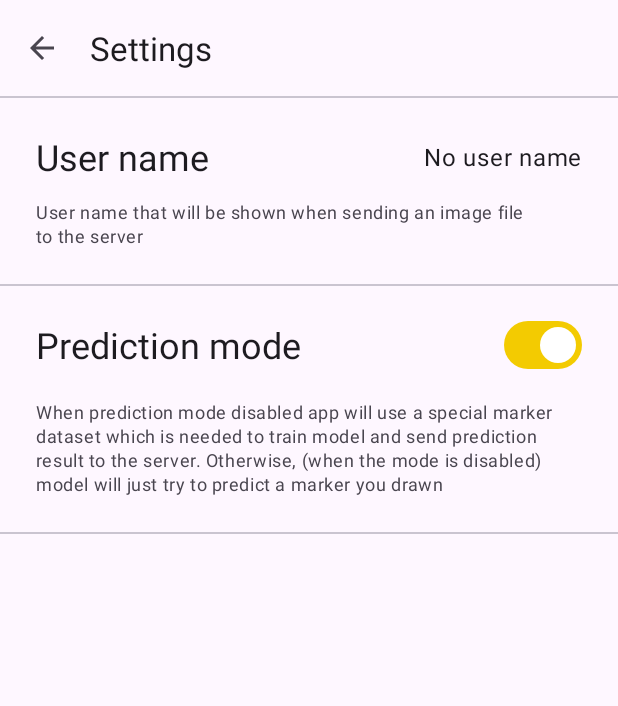
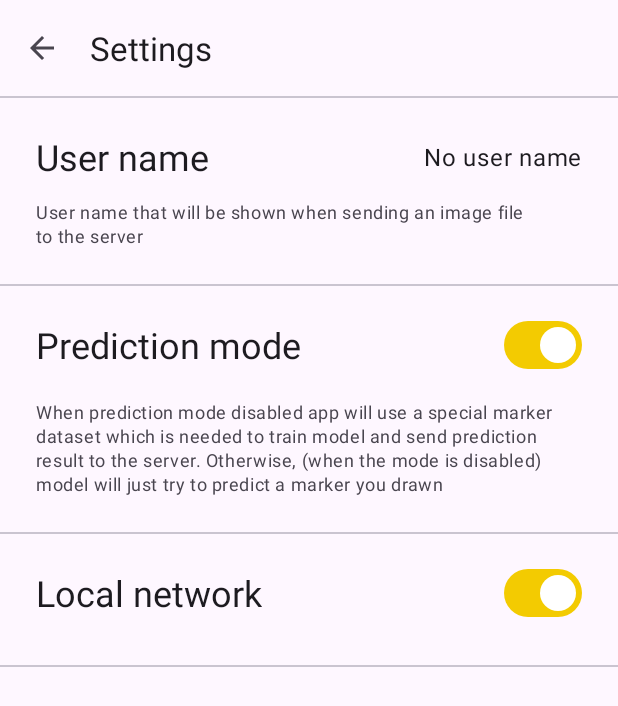
Before and after one commit to gmdvart/Marker-Recognition, an Android app: the SettingsScreenFragment screen opened through its navigation route, on a phone screen of 412 x 824 dp. Shown: the top 706 px of the screen. Run offline under Robolectric (Android 15) with nearby library versions, the phone set to English and light mode, and no system bars; pictures from the network do not load.

Commit message:
Added local network mode switch

```diff
--- a/app/src/main/java/com/example/buzidroidapplication/data/repository/AppSettingsRepository.kt
+++ b/app/src/main/java/com/example/buzidroidapplication/data/repository/AppSettingsRepository.kt
@@ -19,8 +19,9 @@ class AppSettingsRepository @Inject constructor(
         .map { preferences ->
             val predictionModeEnabled = preferences[PreferencesKeys.PREDICTION_MODE_ENABLED] ?: true
             val userName = preferences[PreferencesKeys.USER_NAME] ?: ""
+            val localNetworkEnabled = preferences[PreferencesKeys.LOCAL_NETWORK_ENABLED] ?: true
 
-            AppSettings(userName, predictionModeEnabled)
+            AppSettings(userName, predictionModeEnabled, localNetworkEnabled)
         }
 
     suspend fun updateUserName(userName: String) {
@@ -35,13 +36,21 @@ class AppSettingsRepository @Inject constructor(
         }
     }
 
+    suspend fun updateLocalNetworkMode(localNetworkEnabled: Boolean) {
+        dataStore.edit { preferences ->
+            preferences[PreferencesKeys.LOCAL_NETWORK_ENABLED] = localNetworkEnabled
+        }
+    }
+
     data class AppSettings(
         val userName: String,
-        val predictionModeEnabled: Boolean
+        val predictionModeEnabled: Boolean,
+        val localNetworkEnabled: Boolean
     )
 
     private object PreferencesKeys {
         val USER_NAME = stringPreferencesKey("user_name")
         val PREDICTION_MODE_ENABLED = booleanPreferencesKey("prediction_mode_enabled")
+        val LOCAL_NETWORK_ENABLED = booleanPreferencesKey("local_network_enable")
     }
 }
--- a/app/src/main/java/com/example/buzidroidapplication/domain/settings_feature/SettingsFeatureUseCases.kt
+++ b/app/src/main/java/com/example/buzidroidapplication/domain/settings_feature/SettingsFeatureUseCases.kt
@@ -2,11 +2,14 @@ package com.example.buzidroidapplication.domain.settings_feature
 
 import com.example.buzidroidapplication.domain.use_cases.settings.GetAppSettingsUseCase
 import com.example.buzidroidapplication.domain.use_cases.settings.SwitchAppModeUseCase
+import com.example.buzidroidapplication.domain.use_cases.settings.SwitchNetworkUseCase
 import com.example.buzidroidapplication.domain.use_cases.settings.WriteUserNameUseCase
+import com.example.buzidroidapplication.ui.settings_feature.Action
 import javax.inject.Inject
 
 data class SettingsFeatureUseCases @Inject constructor(
     val getAppSettings: GetAppSettingsUseCase,
     val switchAppMode: SwitchAppModeUseCase,
+    val switchNetworkMode: SwitchNetworkUseCase,
     val writeUserNameUseCase: WriteUserNameUseCase
 )
--- /dev/null
+++ b/app/src/main/java/com/example/buzidroidapplication/domain/use_cases/settings/SwitchNetworkUseCase.kt
@@ -0,0 +1,10 @@
+package com.example.buzidroidapplication.domain.use_cases.settings
+
+import com.example.buzidroidapplication.data.repository.AppSettingsRepository
+import javax.inject.Inject
+
+class SwitchNetworkUseCase @Inject constructor(
+    private val appSettingsRepository: AppSettingsRepository
+) {
+    suspend operator fun invoke(localNetworkEnabled: Boolean) = appSettingsRepository.updateLocalNetworkMode(localNetworkEnabled)
+}
--- a/app/src/main/java/com/example/buzidroidapplication/ui/recognize_feature/RecognizeFeatureViewModel.kt
+++ b/app/src/main/java/com/example/buzidroidapplication/ui/recognize_feature/RecognizeFeatureViewModel.kt
@@ -34,6 +34,7 @@ class RecognizeFeatureViewModel(
                     State.Ready(
                         !settings.predictionModeEnabled, // We can only send data when prediction mode is disabled
                         settings.userName,
+                        settings.localNetworkEnabled,
                         markerList,
                         randomMarker
                     )
@@ -130,7 +131,7 @@ class RecognizeFeatureViewModel(
                 recognizedMarker?.let {
                     recognizeFeatureUseCases
                         .sendData(
-                            url = MarkerHttpRoutes.GLOBAL_URL,
+                            url = if (readyState.isLocalNetworkModeEnabled) MarkerHttpRoutes.LOCAL_URL else MarkerHttpRoutes.GLOBAL_URL,
                             fileName = readyState.currentMarker.fileName,
                             userName = readyState.userName,
                             bitmap = readyState.recognition.bitmap,
--- a/app/src/main/java/com/example/buzidroidapplication/ui/recognize_feature/State.kt
+++ b/app/src/main/java/com/example/buzidroidapplication/ui/recognize_feature/State.kt
@@ -9,6 +9,7 @@ sealed interface State {
     data class Ready(
         val isAbleToSendData: Boolean,
         val userName: String,
+        val isLocalNetworkModeEnabled: Boolean,
         val markerList: List<MarkerUiModel>,
         val currentMarker: MarkerUiModel,
         val recognition: Recognition = Recognition.NotStarted,
--- a/app/src/main/java/com/example/buzidroidapplication/ui/recognize_feature/screen/ResultDialogFragment.kt
+++ b/app/src/main/java/com/example/buzidroidapplication/ui/recognize_feature/screen/ResultDialogFragment.kt
@@ -58,6 +58,7 @@ class ResultDialogFragment : DialogFragment() {
             progressBar.visibility = View.INVISIBLE
 
             val isAnswerCorrect = recognitionState.recognizedMarker.id == readyState.currentMarker.id
+                    || recognitionState.recognizedMarker.fullName == readyState.currentMarker.fullName
 
             if (isAnswerCorrect) {
                 summaryTextView.setTextColor(Color.GREEN)
--- a/app/src/main/java/com/example/buzidroidapplication/ui/settings_feature/Action.kt
+++ b/app/src/main/java/com/example/buzidroidapplication/ui/settings_feature/Action.kt
@@ -1,6 +1,7 @@
 package com.example.buzidroidapplication.ui.settings_feature
 
 sealed interface Action {
-    data class Switch(val checked: Boolean) : Action
+    data class SwitchAppMode(val checked: Boolean) : Action
+    data class SwitchNetworkMode(val checked: Boolean) : Action
     data class EnterName(val newUserName: String) : Action
 }
--- a/app/src/main/java/com/example/buzidroidapplication/ui/settings_feature/SettingsFeatureViewModel.kt
+++ b/app/src/main/java/com/example/buzidroidapplication/ui/settings_feature/SettingsFeatureViewModel.kt
@@ -23,6 +23,7 @@ class SettingsFeatureViewModel(
                 _state.update {
                     State.Ready(
                         settings.userName,
+                        settings.localNetworkEnabled,
                         settings.predictionModeEnabled
                     )
                 }
@@ -37,8 +38,11 @@ class SettingsFeatureViewModel(
 
     private suspend fun performAction(action: Action) {
         when (action) {
-            is Action.Switch -> {
+            is Action.SwitchAppMode -> {
                 settingsFeatureUseCases.switchAppMode(action.checked)
+            }
+            is Action.SwitchNetworkMode -> {
+                settingsFeatureUseCases.switchNetworkMode(action.checked)
             }
             is Action.EnterName -> {
                 settingsFeatureUseCases.writeUserNameUseCase(action.newUserName)
--- a/app/src/main/java/com/example/buzidroidapplication/ui/settings_feature/State.kt
+++ b/app/src/main/java/com/example/buzidroidapplication/ui/settings_feature/State.kt
@@ -4,6 +4,7 @@ sealed interface State {
     data object Loading : State
     data class Ready(
         val userName: String,
+        val isLocalNetworkModeEnabled: Boolean,
         val isPredictionModeEnabled: Boolean
     ) : State
 }
--- a/app/src/main/java/com/example/buzidroidapplication/ui/settings_feature/screen/SettingsScreenFragment.kt
+++ b/app/src/main/java/com/example/buzidroidapplication/ui/settings_feature/screen/SettingsScreenFragment.kt
@@ -46,11 +46,14 @@ class SettingsScreenFragment : Fragment() {
         toolBar.setNavigationOnClickListener {
             findNavController().navigate(R.id.settingScreen_to_mainScreen)
         }
-        predictionModeSwitch.setOnCheckedChangeListener { _, isChecked ->
-            viewModel.onAction(action = Action.Switch(isChecked))
-        }
         userName.setOnClickListener {
             UserNameDialogFragment.newInstance().show(parentFragmentManager, UserNameDialogFragment.TAG)
+        }
+        predictionModeSwitch.setOnCheckedChangeListener { _, isChecked ->
+            viewModel.onAction(action = Action.SwitchAppMode(isChecked))
+        }
+        networkModeSwitch.setOnCheckedChangeListener { _, isChecked ->
+            viewModel.onAction(action = Action.SwitchNetworkMode(isChecked))
         }
 
         collectLatestState(viewModel.state) { state ->
@@ -58,6 +61,7 @@ class SettingsScreenFragment : Fragment() {
                 progressBar.visibility = View.GONE
 
                 predictionModeSwitch.isChecked = state.isPredictionModeEnabled
+                networkModeSwitch.isChecked = state.isLocalNetworkModeEnabled
                 userName.text = state.userName.ifBlank { getString(R.string.no_user_name) }
 
                 settingsLayout.visibility = View.VISIBLE
--- a/app/src/main/res/layout/fragment_settings_screen.xml
+++ b/app/src/main/res/layout/fragment_settings_screen.xml
@@ -117,6 +117,36 @@
                     android:layout_width="match_parent"
                     android:layout_height="wrap_content"
                     android:layout_below="@id/app_mode_linear_layout"/>
+
+            <androidx.constraintlayout.widget.ConstraintLayout
+                    android:id="@+id/network_mode_layout"
+                    android:layout_width="match_parent"
+                    android:layout_height="wrap_content"
+                    android:padding="@dimen/padding"
+                    android:layout_below="@id/app_mode_linear_layout">
+
+                <TextView
+                        android:id="@+id/network_mode_title"
+                        android:layout_width="wrap_content"
+                        android:layout_height="wrap_content"
+                        android:text="@string/network_mode_title"
+                        style="@style/TextAppearance.Material3.HeadlineSmall"
+                        app:layout_constraintStart_toStartOf="parent"
+                        app:layout_constraintTop_toTopOf="parent"/>
+
+                <com.google.android.material.materialswitch.MaterialSwitch
+                        android:id="@+id/network_mode_switch"
+                        android:layout_width="match_parent"
+                        android:layout_height="wrap_content"
+                        app:layout_constraintEnd_toEndOf="parent"
+                        app:layout_constraintTop_toTopOf="@+id/network_mode_title"
+                        app:layout_constraintBottom_toBottomOf="@+id/network_mode_title"/>
+            </androidx.constraintlayout.widget.ConstraintLayout>
+
+            <com.google.android.material.divider.MaterialDivider
+                    android:layout_width="match_parent"
+                    android:layout_height="wrap_content"
+                    android:layout_below="@id/network_mode_layout"/>
         </RelativeLayout>
     </androidx.core.widget.NestedScrollView>
 
--- a/app/src/main/res/values/strings.xml
+++ b/app/src/main/res/values/strings.xml
@@ -1,5 +1,5 @@
 <resources>
-    <string name="app_name">Buzzi2</string>
+    <string name="app_name">Buzzi</string>
     <!--    Main screen-->
     <string name="result">Result</string>
     <string name="settings">Settings</string>
@@ -29,6 +29,7 @@
         to train model and send prediction result to the server.
         Otherwise, (when the mode is disabled) model will just try to predict a marker you drawn
     </string>
+    <string name="network_mode_title">Local network</string>
 <!--    New username window-->
     <string name="enter_user_name_title">Enter a new username</string>
     <string name="user_name_enter">Enter</string>
```
Also changed, not shown: 1 other file.
